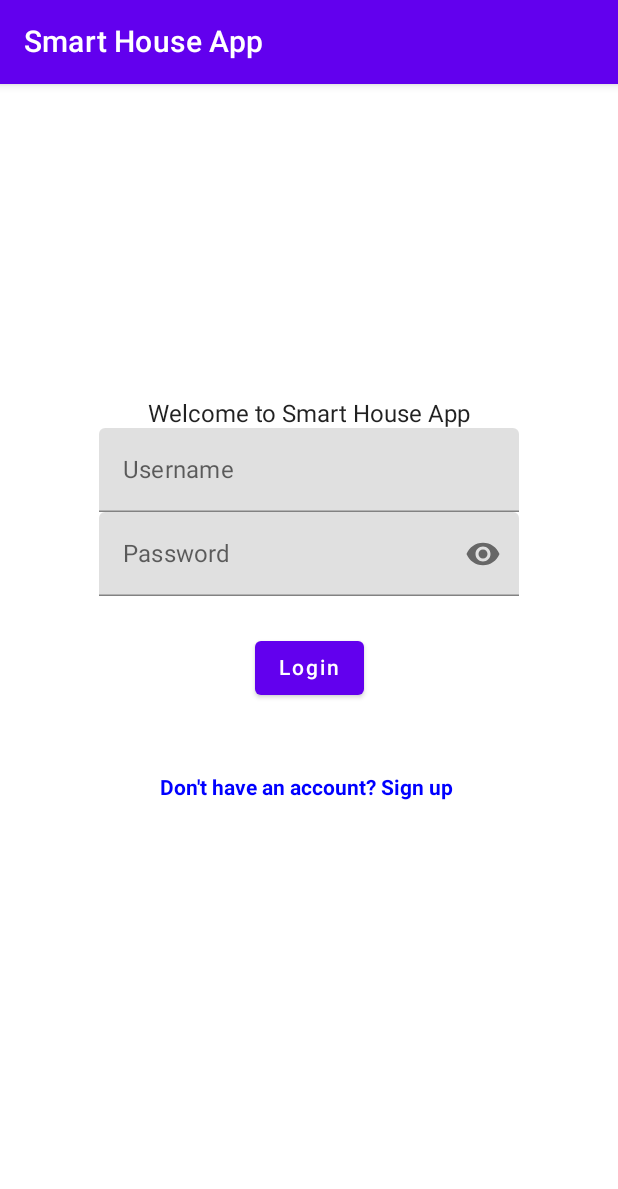
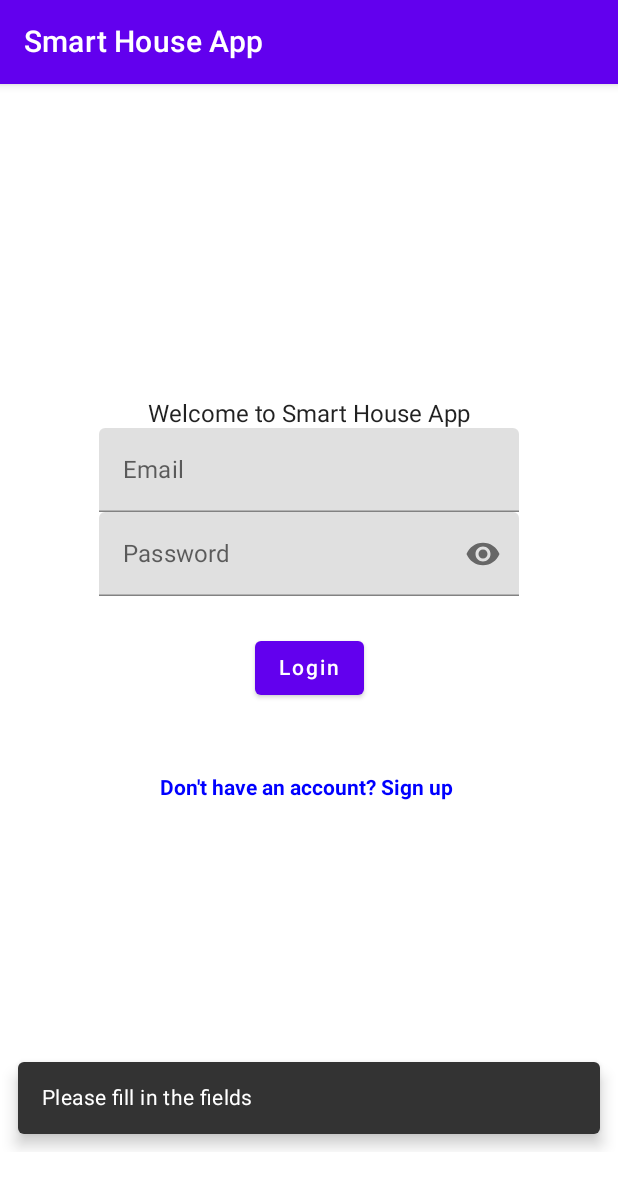
Before and after one commit to interactive-house/unit-mobile, an Android app built with Jetpack Compose: the screen it shows after launch (MainActivity), after a tap on "Login", on a phone screen of 412 x 824 dp. Shown: the top 1189 px of the screen. Run offline under Robolectric (Android 15) with nearby library versions, the phone set to English and light mode, and no system bars; our stand-ins replace Firebase (no records; nobody signed in at launch, a user with empty details on screens opened directly).

Commit message:
Fixed better error handling for login and register

```diff
--- a/UnitMobile/app/src/main/java/com/example/unitmobile/components/supportComponents.kt
+++ b/UnitMobile/app/src/main/java/com/example/unitmobile/components/supportComponents.kt
@@ -48,7 +48,8 @@ import com.example.unitmobile.R
 fun TextFieldWithToggle(
     label: String,
     value: String,
-    onValueChange: (String) -> Unit
+    onValueChange: (String) -> Unit,
+    placeholder: String,
 ) {
     var showText by remember { mutableStateOf(false) }
 
@@ -56,6 +57,7 @@ fun TextFieldWithToggle(
         value = value,
         onValueChange = onValueChange,
         label = { Text(label) },
+        placeholder = { Text(placeholder) },
         visualTransformation = if (showText) VisualTransformation.None else PasswordVisualTransformation(),
         trailingIcon = {
             IconButton(
--- a/UnitMobile/app/src/main/java/com/example/unitmobile/screens/LoginScreen.kt
+++ b/UnitMobile/app/src/main/java/com/example/unitmobile/screens/LoginScreen.kt
@@ -6,8 +6,10 @@ import android.widget.Toast
 import androidx.compose.foundation.layout.*
 import androidx.compose.foundation.text.ClickableText
 import androidx.compose.material.Button
+import androidx.compose.material.Scaffold
 import androidx.compose.material.Text
 import androidx.compose.material.TextField
+import androidx.compose.material.rememberScaffoldState
 import androidx.compose.runtime.*
 import androidx.compose.runtime.saveable.rememberSaveable
 import androidx.compose.ui.Alignment
@@ -21,6 +23,7 @@ import androidx.compose.ui.text.withStyle
 import androidx.compose.ui.unit.dp
 import com.example.unitmobile.components.TextFieldWithToggle
 import com.google.firebase.auth.FirebaseAuth
+import kotlinx.coroutines.launch
 
 @Composable
 fun LoginScreen(
@@ -33,7 +36,13 @@ fun LoginScreen(
 
     var email by rememberSaveable { mutableStateOf("") }
     var password by rememberSaveable { mutableStateOf("") }
+    var scaffoldState = rememberScaffoldState()
+    var coroutineScope = rememberCoroutineScope()
 
+    Scaffold(
+        modifier = modifier.fillMaxSize(),
+        scaffoldState = scaffoldState,
+        content = { padding ->
             Column(
                 modifier = modifier.fillMaxSize(),
                 verticalArrangement = Arrangement.Center,
@@ -43,13 +52,14 @@ fun LoginScreen(
                 TextField(
                     value = email,
                     onValueChange = { email = it },
-            label = { Text("Username") }
+                    label = { Text("Email") }
                 )
 
                 TextFieldWithToggle(
                     label = "Password",
                     value = password,
-            onValueChange = { password = it }
+                    onValueChange = { password = it },
+                    placeholder = "Enter your password",
                 )
                 Button(
                     modifier = Modifier.padding(vertical = 24.dp),
@@ -60,19 +70,21 @@ fun LoginScreen(
                                     if (task.isSuccessful) {
                                         onLogIn(task.result?.user)
                                     } else {
-                                Toast.makeText(
-                                    context,
-                                    "Login failed, please try again",
-                                    Toast.LENGTH_SHORT
-                                ).show()
+                                        task.exception?.message?.let {
+                                            coroutineScope.launch {
+                                                scaffoldState.snackbarHostState.showSnackbar(
+                                                    message = it
+                                                )
+                                            }
+                                        }
                                     }
                                 }
                         } else {
-                    Toast.makeText(
-                        context,
-                        "Please fill in all the fields",
-                        Toast.LENGTH_SHORT
-                    ).show()
+                            coroutineScope.launch {
+                                scaffoldState.snackbarHostState.showSnackbar(
+                                    message = "Please fill in the fields"
+                                )
+                            }
                         }
 
                     }
@@ -85,8 +97,12 @@ fun LoginScreen(
                 })
 
             }
+        }
+    )
+}
 
-    }
+
+
 
 @Composable
 fun CenteredClickableText(text: String, onClick: () -> Unit) {
```
Also changed, not shown: UnitMobile/app/src/main/java/com/example/unitmobile/components/HumidityReader.kt (+7 -3 lines), UnitMobile/app/src/main/java/com/example/unitmobile/screens/RegisterScreen.kt (+61 -29 lines). Lines whose indentation alone changed are shown as unchanged.
